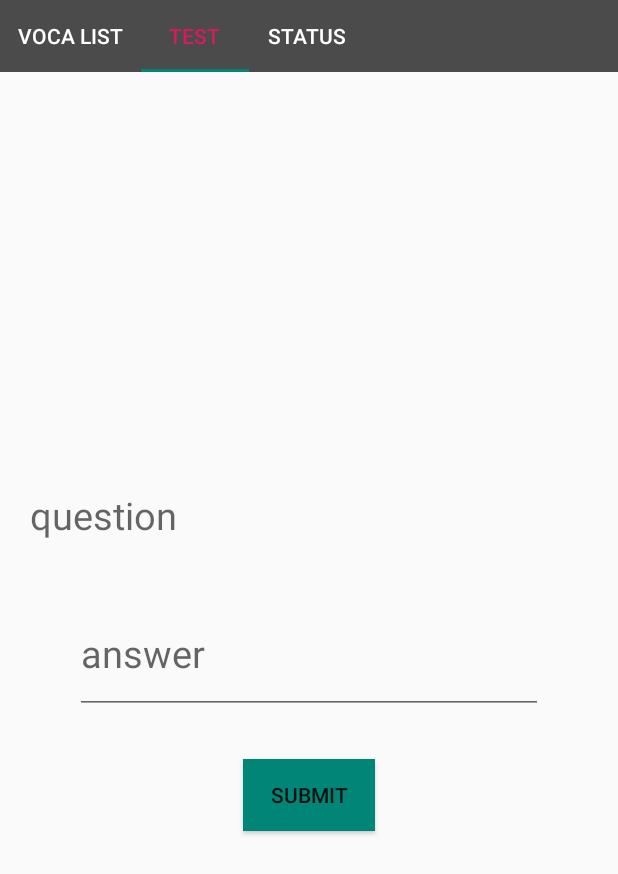
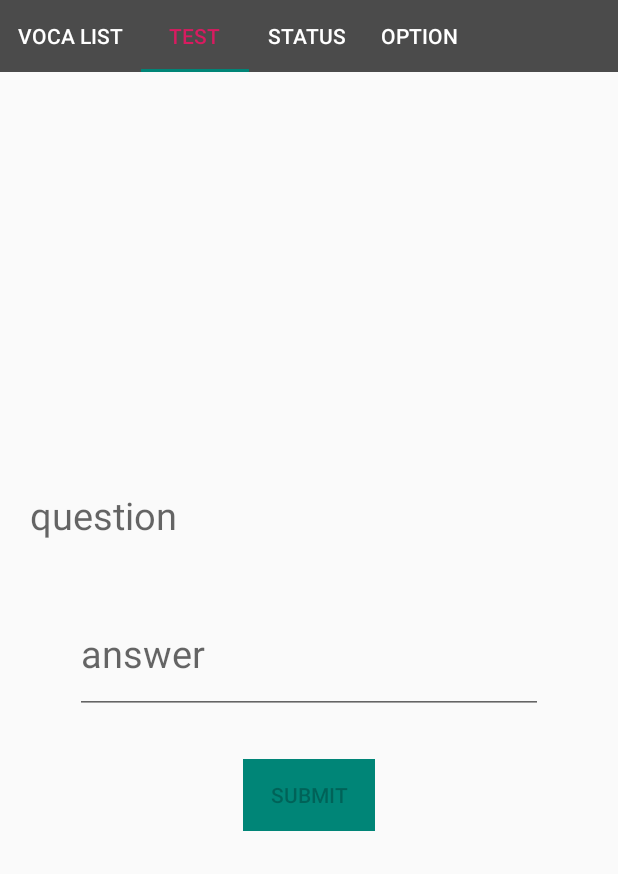
Before and after one commit to ybib/ScanTheVoca, an Android app: the screen it shows after launch (MenuActivity), tab 2 chosen, on a phone screen of 412 x 824 dp. Shown: the top 874 px of the screen. Run offline under Robolectric (Android 15) with nearby library versions, the phone set to English and light mode, and no system bars; libraries missing offline, so code that uses them is left out: com.github.mikephil.charting.

Commit message:
option tab 추가, reset button 추가

```diff
--- a/app/src/main/java/org/techtown/thread/scanthevoca_1st/Menu2Fragment.java
+++ b/app/src/main/java/org/techtown/thread/scanthevoca_1st/Menu2Fragment.java
@@ -12,14 +12,14 @@ import android.widget.ImageView;
 import android.widget.TextView;
 import android.widget.Toast;
 
-import androidx.annotation.Nullable;
-import androidx.appcompat.app.AlertDialog;
-import androidx.fragment.app.Fragment;
-
 import java.util.List;
 import java.util.Random;
 import java.util.Timer;
 import java.util.TimerTask;
+
+import androidx.annotation.Nullable;
+import androidx.appcompat.app.AlertDialog;
+import androidx.fragment.app.Fragment;
 
 public class Menu2Fragment extends Fragment {
 
@@ -39,19 +39,18 @@ public class Menu2Fragment extends Fragment {
     Question question;
 
     //empty public constructor
-    public Menu2Fragment(){
+    public Menu2Fragment() {
 
     }
-
 
 
     @Nullable
     @Override
     public View onCreateView(LayoutInflater inflater, @Nullable ViewGroup container, Bundle savedInstanceState) {
 
-        ViewGroup rootView = (ViewGroup) inflater.inflate(R.layout.fragment_menu2,container,false);
+        ViewGroup rootView = (ViewGroup) inflater.inflate(R.layout.fragment_menu2, container, false);
 
-        txtQuestion= rootView.findViewById(R.id.txtQuestion);
+        txtQuestion = rootView.findViewById(R.id.txtQuestion);
         edtxtAnswer = rootView.findViewById(R.id.edTxtAnswer);
         btnSubmit = rootView.findViewById(R.id.btnSubmit);
 
@@ -66,21 +65,22 @@ public class Menu2Fragment extends Fragment {
         vocas = mySQLiteOpenHelper.getAllVocas();
         bound = vocas.size();
 
+
         //when bound is not zero, get a new Question.
-        if (bound == 0 ){
-            Toast.makeText(getActivity(),"비어있음.", Toast.LENGTH_SHORT).show();
-        }
-        else {
+        if (bound == 0) {
+            Toast.makeText(getActivity(), "비어있음.", Toast.LENGTH_SHORT).show();
+            btnSubmit.setEnabled(false);
+        } else {
             question = new Question();
             question.getNewQuestion();
             txtQuestion.setText(question.mean);
         }
 
-        if(bound!=0) {
         btnSubmit.setOnClickListener(new View.OnClickListener() {
             @Override
             public void onClick(View v) {
                 String myAns = edtxtAnswer.getText().toString().trim();
+
 
                 if (myAns.equals(question.word)) {
                     Toast.makeText(getActivity(), "correct", Toast.LENGTH_SHORT).show();
@@ -92,7 +92,7 @@ public class Menu2Fragment extends Fragment {
                     imageView01.setVisibility(View.INVISIBLE);
                     imageView01.setAnimation(animation);
 
-                        Voca voca= new Voca();
+                    Voca voca = new Voca();
                     voca.setWord(question.word);
 
                     mySQLiteOpenHelper.zeromemo(voca);
@@ -109,41 +109,47 @@ public class Menu2Fragment extends Fragment {
 
                 }
 
-
+                if (bound != 0) {
                     question.getNewQuestion();
                     txtQuestion.setText(question.mean);
-
+                } else {
+                    btnSubmit.setEnabled(false);
+                    txtQuestion.setText("");
+                }
                 edtxtAnswer.setText("");
             }
         });
-        }
+
+
+
 
         return rootView;
     }
 
-    class Question{
+    class Question {
         String word;
         String mean;
 
-        Question(){}
+        Question() {
+        }
 
-        Question(String word, String mean){
+        Question(String word, String mean) {
             this.word = word;
             this.mean = mean;
         }
 
-        void getNewQuestion(){
+        void getNewQuestion() {
             Random rnd = new Random();
             int p = rnd.nextInt(bound); // 0 <= p < bound
             word = vocas.get(p).getWord();
             mean = vocas.get(p).getMean();
+            vocas.remove(p);
+            bound = vocas.size();
         }
     }
 
 
-
-    void show()
-    {
+    void show() {
         AlertDialog.Builder builder = new AlertDialog.Builder(getActivity());
         //builder.setTitle("AlertDialog Title");
         builder.setMessage(question.word);
@@ -152,10 +158,8 @@ public class Menu2Fragment extends Fragment {
         //builder.show();
         ad.show();
         Timer timer = new Timer();
-        timer.schedule( new TimerTask()
-                        {
-                            public void run()
-                            {
+        timer.schedule(new TimerTask() {
+                           public void run() {
                                ad.dismiss();
                            }
                        }
--- a/app/src/main/res/layout/activity_menu.xml
+++ b/app/src/main/res/layout/activity_menu.xml
@@ -38,6 +38,12 @@
             android:layout_height="wrap_content"
             android:text="Status" />
 
+        <com.google.android.material.tabs.TabItem
+            android:id="@+id/tabItem4"
+            android:layout_width="wrap_content"
+            android:layout_height="wrap_content"
+            android:text="option" />
+
     </com.google.android.material.tabs.TabLayout>
 
 
```
Also changed, not shown: app/src/main/java/org/techtown/thread/scanthevoca_1st/Menu4Fragment.java (added, +60 -0 lines), app/src/main/java/org/techtown/thread/scanthevoca_1st/MenuActivity.java (+8 -5 lines), app/src/main/java/org/techtown/thread/scanthevoca_1st/MySQLiteOpenHelper.java (+10 -3 lines), app/src/main/res/layout/fragment_menu4.xml (added, +16 -0 lines). Lines whose indentation alone changed are shown as unchanged.
